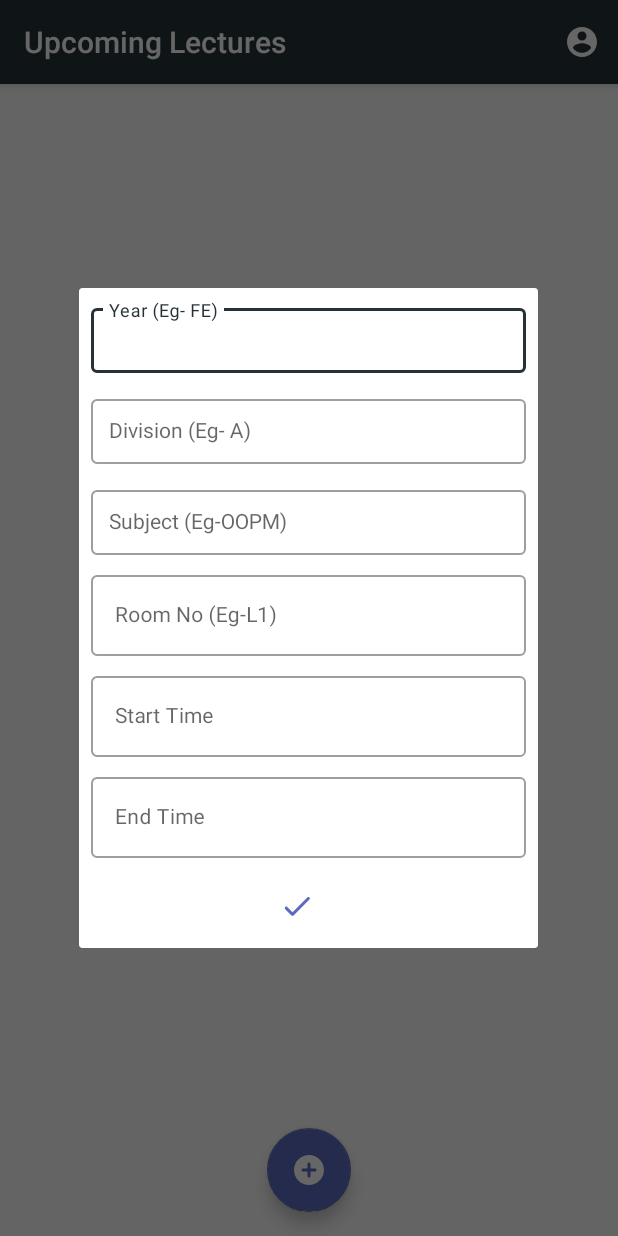
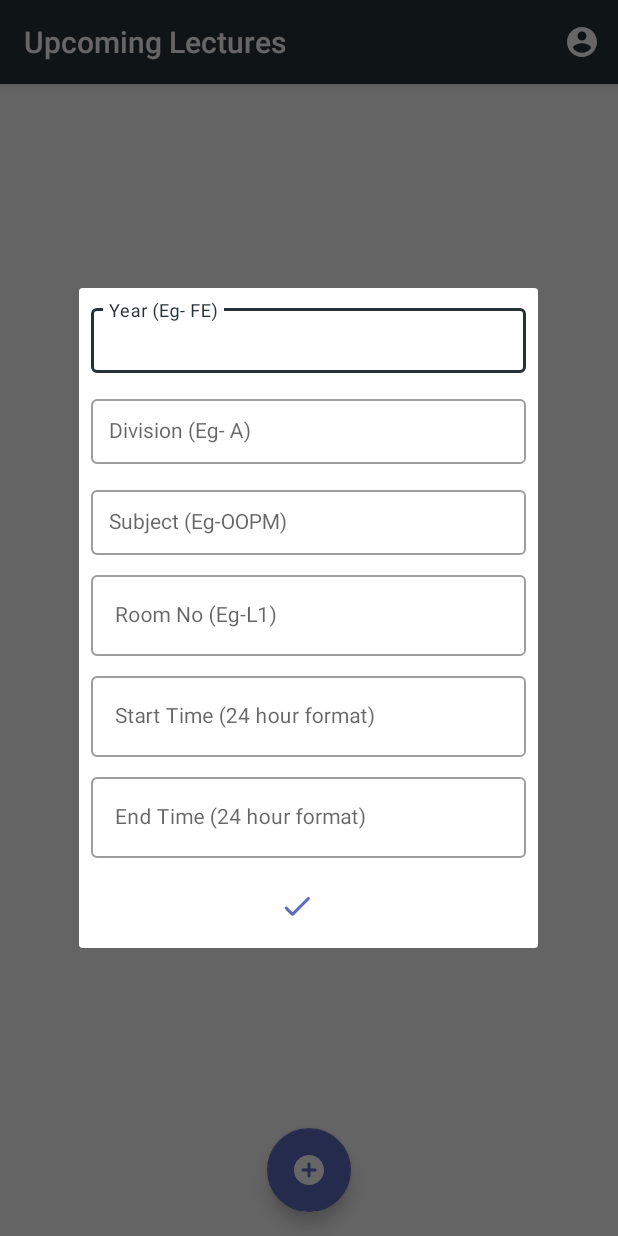
Before and after one commit to djunicode/attendance-android-app, an Android app: the fragment FormDialogFragment placed in its activity, on a phone screen of 412 x 824 dp. Run offline under Robolectric (Android 15) with nearby library versions, the phone set to English and light mode, and no system bars; 1 statement that could not run was skipped.

Commit message:
minor bug fixes 2

```diff
--- a/app/src/main/res/layout/fragment_form_dialog.xml
+++ b/app/src/main/res/layout/fragment_form_dialog.xml
@@ -98,7 +98,7 @@
         android:layout_marginTop="4dp"
         android:layout_marginRight="8dp"
         android:layout_marginBottom="4dp"
-        android:hint="Start Time">
+        android:hint="Start Time (24 hour format)">
 
         <android.support.design.widget.TextInputEditText
             android:id="@+id/start_time_input"
@@ -117,13 +117,14 @@
         android:layout_marginTop="4dp"
         android:layout_marginRight="8dp"
         android:layout_marginBottom="4dp"
-        android:hint="End Time">
+        android:hint="End Time (24 hour format)">
 
         <android.support.design.widget.TextInputEditText
             android:id="@+id/end_time_input"
             android:layout_width="290dp"
             android:layout_height="wrap_content"
             android:inputType="time"
+
             android:textSize="14sp" />
 
     </android.support.design.widget.TextInputLayout>
```
